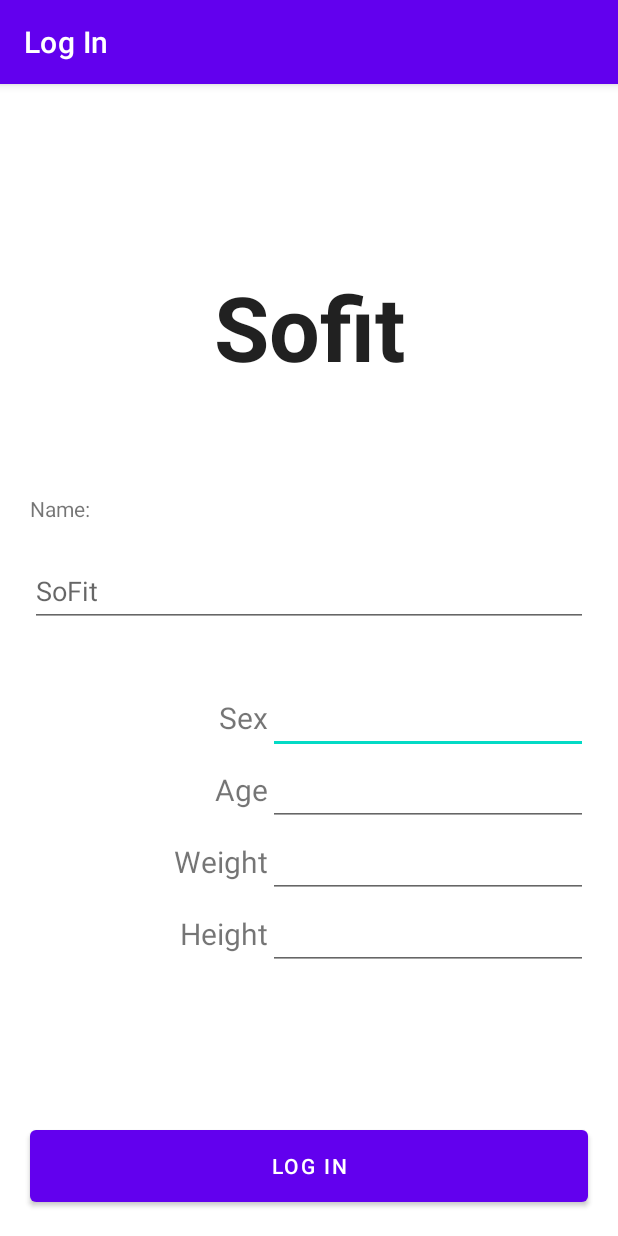
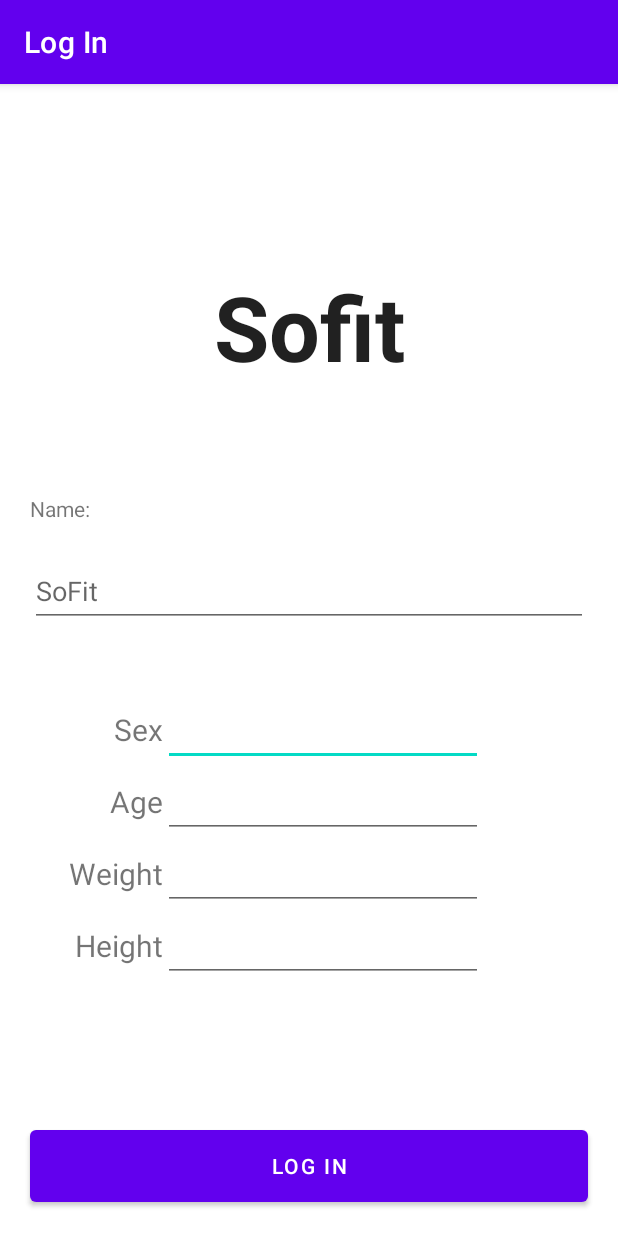
Before and after one commit to diegogvz/SoFit, an Android app: the screen it shows after launch (LogIn), on a phone screen of 412 x 824 dp. Run offline under Robolectric (Android 15) with nearby library versions, the light colour scheme and no system bars.

Commit message:
Ultimas modificaciones

```diff
--- a/app/src/main/java/com/example/sofit/LogIn.java
+++ b/app/src/main/java/com/example/sofit/LogIn.java
@@ -49,6 +49,7 @@ public class LogIn extends AppCompatActivity {
         }else{
             Toast.makeText(getApplicationContext(), getString(R.string.complete), Toast.LENGTH_SHORT).show();
         }
+        userDataSource.close();
         startActivity(new Intent(LogIn.this, MyRoutines.class));
     }
 }
--- a/app/src/main/res/layout/activity_log_in.xml
+++ b/app/src/main/res/layout/activity_log_in.xml
@@ -7,17 +7,16 @@
     tools:context=".MyProgress">
 
     <androidx.gridlayout.widget.GridLayout
-        android:layout_width="fill_parent"
-        android:layout_height="wrap_content"
+        android:layout_width="302dp"
+        android:layout_height="190dp"
         android:layout_marginStart="@dimen/margin_for_fill_screen_elements"
-        android:layout_marginEnd="@dimen/margin_for_fill_screen_elements"
         app:columnCount="2"
         app:layout_constraintBottom_toBottomOf="parent"
         app:layout_constraintEnd_toEndOf="parent"
         app:layout_constraintHorizontal_bias="0.0"
         app:layout_constraintStart_toStartOf="parent"
         app:layout_constraintTop_toTopOf="parent"
-        app:layout_constraintVertical_bias="0.692"
+        app:layout_constraintVertical_bias="0.704"
         app:rowCount="4">
 
         <TextView
```
Also changed, not shown: app/src/main/java/com/example/sofit/MyRoutines.java (+7 -44 lines).
